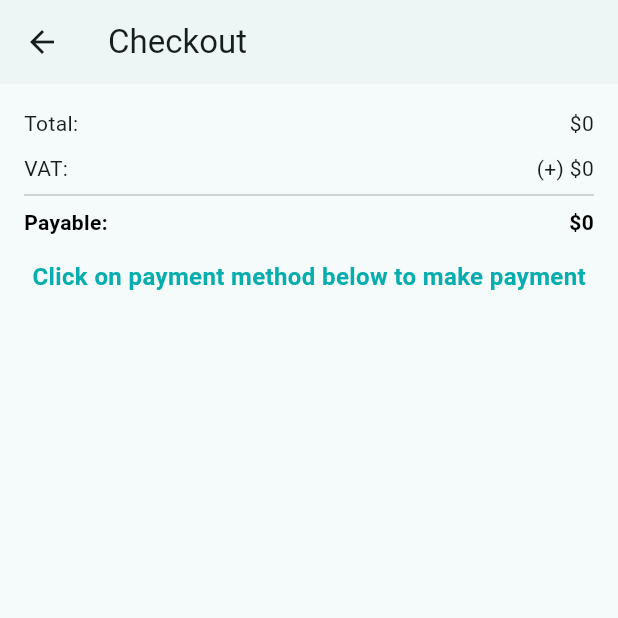
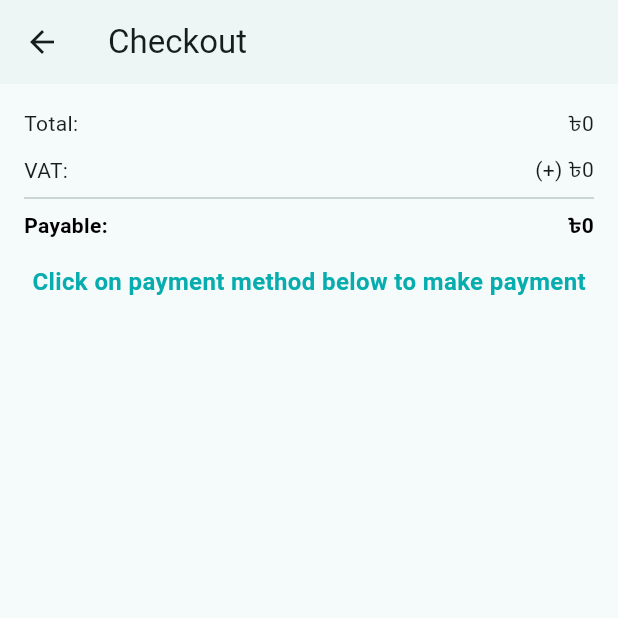
Before and after one commit to masumbillah21/crafty_bay, a Flutter app: the CheckoutScreen screen opened by its route, on a phone screen of 412 x 824 dp, the top half of it. Run offline on Flutter 3.47's test engine with Material 3 defaults, Android fonts, the phone set to English and light mode, and no system bars; our stand-ins replace carousel_slider, flutter_svg, fluttertoast, get, get_storage, pin_code_fields and 1 more; accounts and stored records are empty; network calls fail.

Commit message:
Added Taka symbol

```diff
--- a/lib/views/screens/cart/cart_list_screen.dart
+++ b/lib/views/screens/cart/cart_list_screen.dart
@@ -100,7 +100,7 @@ class CartListScreen extends StatelessWidget {
                                   ),
                                   Obx(
                                     () => Text(
-                                      "\$${cart.totalPrice}",
+                                      "৳${cart.totalPrice}",
                                       style: const TextStyle(
                                         color: AppColors.primaryColor,
                                         fontSize: 20,
--- a/lib/views/screens/checkout/checkout_screen.dart
+++ b/lib/views/screens/checkout/checkout_screen.dart
@@ -32,7 +32,7 @@ class CheckoutScreen extends StatelessWidget {
                   children: [
                     const Text("Total: "),
                     Text(
-                        "\$${invoice.paymentGatewayList?.paymentList?.first.total ?? 0}"),
+                        "৳${invoice.paymentGatewayList?.paymentList?.first.total ?? 0}"),
                   ],
                 ),
                 const SizedBox(
@@ -43,7 +43,7 @@ class CheckoutScreen extends StatelessWidget {
                   children: [
                     const Text("VAT: "),
                     Text(
-                        "(+) \$${invoice.paymentGatewayList?.paymentList?.first.vat ?? 0}"),
+                        "(+) ৳${invoice.paymentGatewayList?.paymentList?.first.vat ?? 0}"),
                   ],
                 ),
                 const Divider(),
@@ -58,7 +58,7 @@ class CheckoutScreen extends StatelessWidget {
                       ),
                     ),
                     Text(
-                      "\$${invoice.paymentGatewayList?.paymentList?.first.payable ?? 0}",
+                      "৳${invoice.paymentGatewayList?.paymentList?.first.payable ?? 0}",
                       style: const TextStyle(
                         fontWeight: FontWeight.bold,
                         color: Colors.black,
--- a/lib/views/screens/invoice/invoice_product_screen.dart
+++ b/lib/views/screens/invoice/invoice_product_screen.dart
@@ -28,7 +28,7 @@ class InvoiceProductScreen extends StatelessWidget {
                     SvgPicture.asset(AssetsPath.logo),
               ),
               title: Text(item.product?.title ?? ''),
-              subtitle: Text("Qyt: ${item.qty} | Total: \$${item.salePrice}"),
+              subtitle: Text("Qyt: ${item.qty} | Total: ৳${item.salePrice}"),
             );
           },
           separatorBuilder: (_, __) => const Divider(),
--- a/lib/views/screens/invoice/invoice_screen.dart
+++ b/lib/views/screens/invoice/invoice_screen.dart
@@ -71,7 +71,7 @@ class InvoiceScreen extends StatelessWidget {
                                 ),
                               ),
                               title: Text(
-                                  'Pay: ${item.paymentStatus} (\$${item.payable})'),
+                                  'Pay: ${item.paymentStatus} (৳${item.payable})'),
                               subtitle:
                                   Text('Delivery: ${item.deliveryStatus}'),
                               trailing: const Icon(Icons.arrow_forward_rounded),
--- a/lib/views/screens/product/product_details_screen.dart
+++ b/lib/views/screens/product/product_details_screen.dart
@@ -105,7 +105,7 @@ class _ProductDetailsScreenState extends State<ProductDetailsScreen> {
                                 ),
                               ),
                               Text(
-                                "\$${product.productDetails?.productDetailsList?[0].product?.price ?? 0}",
+                                "৳${product.productDetails?.productDetailsList?[0].product?.price ?? 0}",
                                 style: const TextStyle(
                                   color: AppColors.primaryColor,
                                   fontSize: 20,
--- a/lib/views/widgets/cart/cart_item.dart
+++ b/lib/views/widgets/cart/cart_item.dart
@@ -103,7 +103,7 @@ class CartItem extends StatelessWidget {
                     mainAxisAlignment: MainAxisAlignment.spaceBetween,
                     children: [
                       Text(
-                        "\$${cartModel.product?.price ?? 0}",
+                        "৳${cartModel.product?.price ?? 0}",
                         style: const TextStyle(
                           color: AppColors.primaryColor,
                           fontSize: 17,
--- a/lib/views/widgets/product_grid.dart
+++ b/lib/views/widgets/product_grid.dart
@@ -89,7 +89,7 @@ class ProductGrid extends StatelessWidget {
                   Row(
                     children: [
                       Text(
-                        "\$${productModel.price}",
+                        "৳${productModel.price}",
                         style: const TextStyle(
                           color: AppColors.primaryColor,
                           fontWeight: FontWeight.w500,
```
